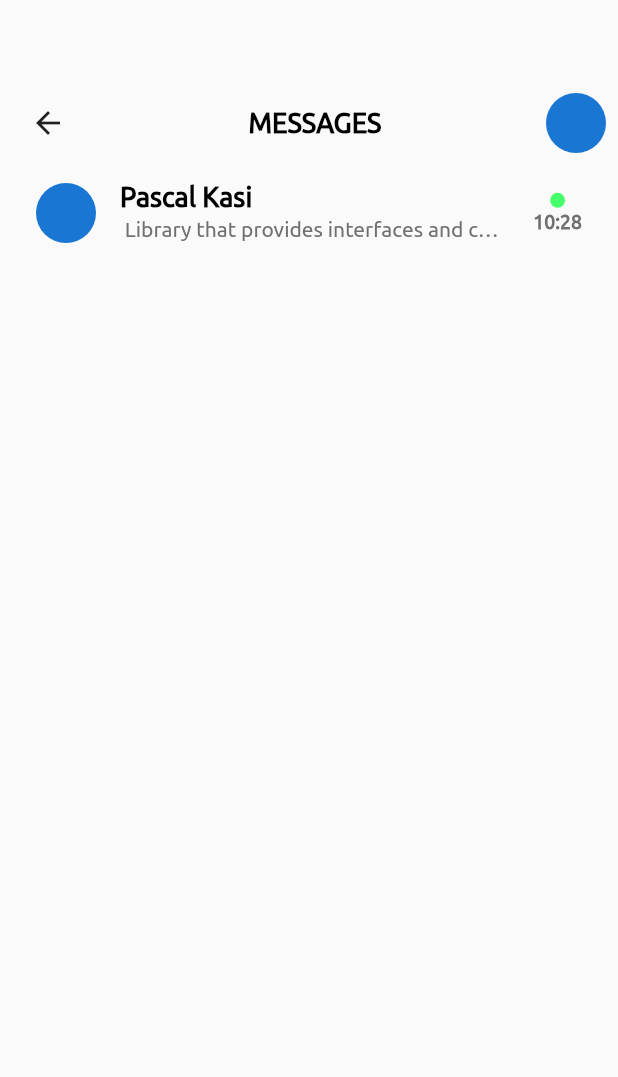
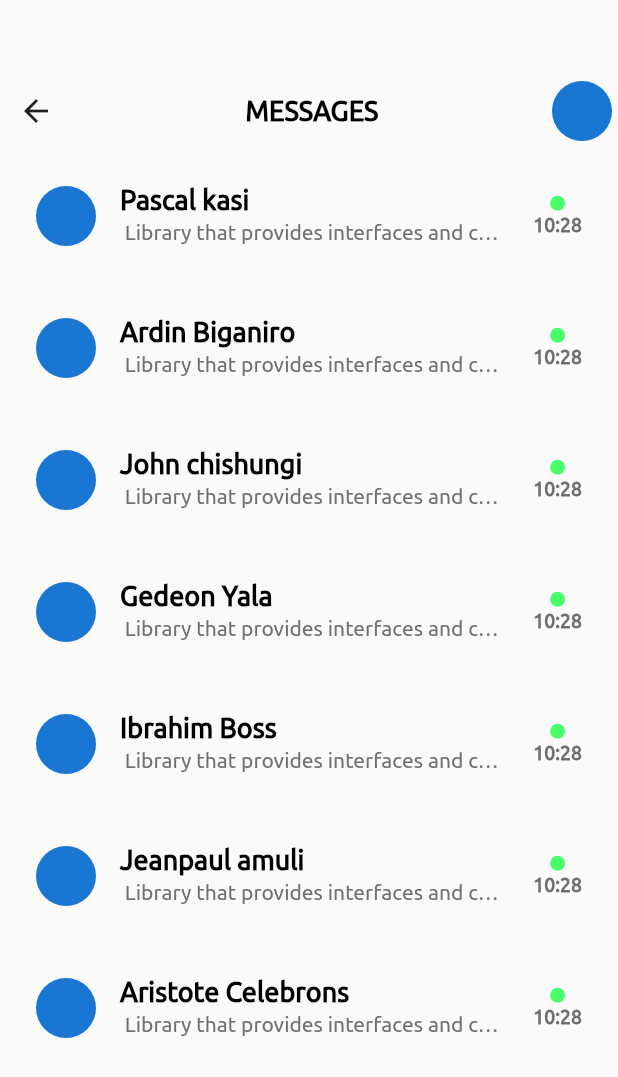
Before and after one commit to chizakasipascal/MobileAppChat, a Flutter app: the screen it shows after launch, on a phone screen of 412 x 824 dp. Shown: the top 1077 px of the screen. Run offline on Flutter 3.47's test engine with Material 2 defaults, Android fonts, the phone set to English and light mode, and no system bars; our stand-ins replace flutter_svg; project files that could hold a hidden picture were left out.

Commit message:
Build message models ok

```diff
--- /dev/null
+++ b/lib/src/models/message.dart
@@ -0,0 +1,7 @@
+class Message {
+  final String name;
+  final String message;
+  final String hour;
+
+  Message({this.name, this.message, this.hour});
+}
--- /dev/null
+++ b/lib/src/models/message_list.dart
@@ -0,0 +1,50 @@
+import 'package:MobileAppChat/src/models/message.dart';
+
+class MessageList {
+  static List<Message> getMessages() {
+    return [
+      Message(
+        name: "Pascal kasi",
+        message:
+            "Library that provides interfaces and corresponding wrapper for system classes to allow faking them",
+        hour: "10:28",
+      ),
+      Message(
+        name: "Ardin Biganiro",
+        message:
+            "Library that provides interfaces and corresponding wrapper for system classes to allow faking them",
+        hour: "10:28",
+      ),
+      Message(
+        name: "John chishungi",
+        message:
+            "Library that provides interfaces and corresponding wrapper for system classes to allow faking them",
+        hour: "10:28",
+      ),
+      Message(
+        name: "Gedeon Yala",
+        message:
+            "Library that provides interfaces and corresponding wrapper for system classes to allow faking them",
+        hour: "10:28",
+      ),
+      Message(
+        name: "Ibrahim Boss",
+        message:
+            "Library that provides interfaces and corresponding wrapper for system classes to allow faking them",
+        hour: "10:28",
+      ),
+      Message(
+        name: "Jeanpaul amuli",
+        message:
+            "Library that provides interfaces and corresponding wrapper for system classes to allow faking them",
+        hour: "10:28",
+      ),
+      Message(
+        name: "Aristote Celebrons",
+        message:
+            "Library that provides interfaces and corresponding wrapper for system classes to allow faking them",
+        hour: "10:28",
+      ),
+    ];
+  }
+}
--- a/lib/src/views/screens/home/home_screen.dart
+++ b/lib/src/views/screens/home/home_screen.dart
@@ -1,9 +1,10 @@
+import 'package:MobileAppChat/src/models/message.dart';
+import 'package:MobileAppChat/src/models/message_list.dart';
 import 'package:MobileAppChat/src/utils/colors.dart';
+import 'package:MobileAppChat/src/views/widgets/app_chat_bart.dart';
+import 'package:MobileAppChat/src/views/widgets/message_widget.dart';
 import 'package:flutter/material.dart';
-
-import 'Contacts_screen.dart';
-import 'chat_screen.dart';
-import 'profils_screen.dart';
+import 'package:flutter_svg/flutter_svg.dart';
 
 class HomeScreen extends StatefulWidget {
   @override
@@ -11,69 +12,70 @@ class HomeScreen extends StatefulWidget {
 }
 
 class _HomeScreenState extends State<HomeScreen> {
+  final List<Message> messages = MessageList.getMessages();
+
   @override
   Widget build(BuildContext context) {
     return Scaffold(
-      body: Padding(
+      body: Stack(
+        children: [
+          Positioned(
+            top: 50,
+            child: AppChatBar(),
+          ),
+          SizedBox(height: 50),
+          Padding(
+            padding: const EdgeInsets.only(top: 100),
+            child: Container(
+              child: messages.length > 0
+                  ? ListView.builder(
+                      itemCount: messages.length,
+                      itemBuilder: (BuildContext context, int index) {
+                        return Padding(
                           padding: const EdgeInsets.all(8.0),
-        child: Column(
+                          child: Dismissible(
+                            onDismissed: (DismissDirection direction) {
+                              setState(() {
+                                messages.removeAt(index);
+                              });
+                            },
+                            secondaryBackground: Container(
+                              child: Center(
+                                child: Row(
+                                  mainAxisAlignment: MainAxisAlignment.end,
                                   children: [
-            SizedBox(height: 50),
-            Row(
-              mainAxisAlignment: MainAxisAlignment.spaceBetween,
-              children: [
-                IconButton(icon: Icon(Icons.arrow_back), onPressed: () {}),
                                     Text(
-                  "MESSAGES",
-                  style: TextStyle(
-                    fontSize: 18.0,
-                    fontWeight: FontWeight.w800,
-                    color: BlackColor,
+                                      'Supprimer',
+                                      textAlign: TextAlign.center,
+                                      style: TextStyle(color: Colors.white),
+                                    ),
+                                    SizedBox(width: 10),
+                                    Icon(
+                                      Icons.delete,
+                                      color: WhiteColor,
+                                    ),
+                                    SizedBox(width: 10),
+                                  ],
                                 ),
                               ),
-                CircleAvatar()
-              ],
+                              color: Colors.red,
                             ),
-            ListTile(
-                leading: CircleAvatar(),
-                title: Text(
-                  "Pascal Kasi",
-                  style: TextStyle(
-                    color: BlackColor,
-                    fontSize: 18.0,
-                    fontWeight: FontWeight.bold,
+                            background: Container(),
+                            key: UniqueKey(),
+                            direction: DismissDirection.endToStart,
+                            child: MessagWidget(
+                              message: messages[index],
                             ),
                           ),
-                subtitle: Text(
-                  " Library that provides interfaces and corresponding wrapper for system classes to allow faking them",
-                  overflow: TextOverflow.ellipsis,
-                  style: TextStyle(
-                    color: GreeyColor,
-                    fontSize: 14.0,
+                        );
+                      },
+                    )
+                  : Center(
+                      child: SvgPicture.asset("assets/images/empty.svg"),
                     ),
-                ),
-                trailing: Column(
-                  mainAxisAlignment: MainAxisAlignment.center,
-                  children: [
-                    Container(
-                      height: 10.0,
-                      width: 10.0,
-                      decoration: BoxDecoration(
-                          color: GreenColor, shape: BoxShape.circle),
-                    ),
-                    SizedBox(height: 2),
-                    Text(
-                      "10:28",
-                      style: TextStyle(
-                        color: GreeyColor,
-                        fontSize: 13.0,
-                        fontWeight: FontWeight.bold,
             ),
           )
         ],
-                )),
-          ],
-        ),
       ),
     );
   }
--- /dev/null
+++ b/lib/src/views/widgets/app_chat_bart.dart
@@ -0,0 +1,34 @@
+import 'package:MobileAppChat/src/utils/colors.dart';
+import 'package:flutter/material.dart';
+
+class AppChatBar extends StatelessWidget {
+  const AppChatBar({
+    Key key,
+  }) : super(key: key);
+
+  @override
+  Widget build(BuildContext context) {
+    final size = MediaQuery.of(context).size;
+    return Container(
+      width: size.width,
+      child: Row(
+        mainAxisAlignment: MainAxisAlignment.spaceBetween,
+        children: [
+          IconButton(icon: Icon(Icons.arrow_back), onPressed: () {}),
+          Text(
+            "MESSAGES",
+            style: TextStyle(
+              fontSize: 18.0,
+              fontWeight: FontWeight.w800,
+              color: BlackColor,
+            ),
+          ),
+          Padding(
+            padding: const EdgeInsets.only(right: 4),
+            child: CircleAvatar(),
+          ),
+        ],
+      ),
+    );
+  }
+}
--- a/lib/src/views/widgets/message_tile.dart
+++ /dev/null
@@ -1,52 +0,0 @@
-import 'package:MobileAppChat/src/utils/colors.dart';
-import 'package:flutter/material.dart';
-
-class MessageTile extends StatelessWidget {
-  const MessageTile({
-    Key key,
-  }) : super(key: key);
-
-  @override
-  Widget build(BuildContext context) {
-    return Padding(
-      padding: const EdgeInsets.only(top: 5),
-      child: ListTile(
-        leading: Container(
-          height: 80.0,
-          width: 80.0,
-          decoration: BoxDecoration(color: RedColor, shape: BoxShape.circle),
-        ),
-        title: Row(
-          mainAxisAlignment: MainAxisAlignment.spaceBetween,
-          children: [
-            Column(
-              crossAxisAlignment: CrossAxisAlignment.start,
-              children: [
-                Text(
-                  "Pascal kasi",
-                  style: TextStyle(fontWeight: FontWeight.w900),
-                ),
-                Row(
-                  children: [
-                    Text(
-                      "me: ",
-                      style: TextStyle(color: RedColor),
-                    ),
-                    Text(
-                      "Lorem ipsum,or lipsum as it li...",
-                      style: TextStyle(color: GreeyColor),
-                    ),
-                  ],
-                ),
-              ],
-            ),
-            Text(
-              "10:28",
-              style: TextStyle(fontSize: 13, color: GreeyColor),
-            ),
-          ],
-        ),
-      ),
-    );
-  }
-}
--- /dev/null
+++ b/lib/src/views/widgets/message_widget.dart
@@ -0,0 +1,60 @@
+import 'package:MobileAppChat/src/models/message.dart';
+import 'package:MobileAppChat/src/utils/colors.dart';
+import 'package:flutter/material.dart';
+
+class MessagWidget extends StatelessWidget {
+  final Message message;
+
+  const MessagWidget({
+    this.message,
+  }) : super();
+
+  @override
+  Widget build(BuildContext context) {
+    return ListTile(
+      onTap: () {
+        // do something
+      },
+      onLongPress: () {
+        // do something else
+      },
+      leading: CircleAvatar(),
+      title: Text(
+        message.name,
+        style: TextStyle(
+          color: BlackColor,
+          fontSize: 18.0,
+          fontWeight: FontWeight.bold,
+        ),
+      ),
+      subtitle: Text(
+        " ${message.message}",
+        overflow: TextOverflow.ellipsis,
+        style: TextStyle(
+          color: GreeyColor,
+          fontSize: 14.0,
+        ),
+      ),
+      trailing: Column(
+        mainAxisAlignment: MainAxisAlignment.center,
+        children: [
+          Container(
+            height: 10.0,
+            width: 10.0,
+            decoration:
+                BoxDecoration(color: GreenColor, shape: BoxShape.circle),
+          ),
+          SizedBox(height: 2),
+          Text(
+            "${message.hour}",
+            style: TextStyle(
+              color: GreeyColor,
+              fontSize: 13.0,
+              fontWeight: FontWeight.bold,
+            ),
+          )
+        ],
+      ),
+    );
+  }
+}
--- a/pubspec.yaml
+++ b/pubspec.yaml
@@ -24,6 +24,7 @@ dependencies:
   flutter:
     sdk: flutter
 
+  flutter_svg: ^0.19.0
 
   # The following adds the Cupertino Icons font to your application.
   # Use with the CupertinoIcons class for iOS style icons.
```
Also changed, not shown: assets/images/empty.svg (added), pubspec.lock. Lines whose indentation alone changed are shown as unchanged.
